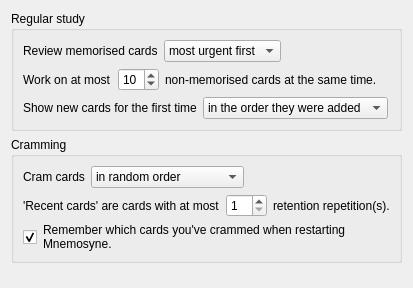
Above: mnemosyne/pyqt_ui/configuration_wdgt_study.ui from mnemosyne-proj/mnemosyne before the change. Below: the same form after it.
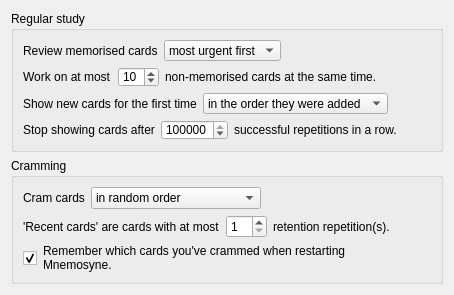
That is the form after the change.

Commit message: Support for limiting the number of retention reps since the last lapse.

```diff
--- a/mnemosyne/pyqt_ui/configuration_wdgt_study.ui
+++ b/mnemosyne/pyqt_ui/configuration_wdgt_study.ui
@@ -6,8 +6,8 @@
    <rect>
     <x>0</x>
     <y>0</y>
-    <width>384</width>
-    <height>288</height>
+    <width>454</width>
+    <height>282</height>
    </rect>
   </property>
   <property name="windowTitle">
@@ -139,6 +139,50 @@
           </item>
          </layout>
         </item>
+        <item>
+         <layout class="QHBoxLayout" name="horizontalLayout_8">
+          <item>
+           <widget class="QLabel" name="label_3">
+            <property name="text">
+             <string>Stop showing cards after</string>
+            </property>
+           </widget>
+          </item>
+          <item>
+           <widget class="QSpinBox" name="max_ret_reps_since_lapse">
+            <property name="minimum">
+             <number>2</number>
+            </property>
+            <property name="maximum">
+             <number>999999</number>
+            </property>
+            <property name="value">
+             <number>999999</number>
+            </property>
+           </widget>
+          </item>
+          <item>
+           <widget class="QLabel" name="label_4">
+            <property name="text">
+             <string>successful repetitions in a row.</string>
+            </property>
+           </widget>
+          </item>
+          <item>
+           <spacer name="horizontalSpacer_3">
+            <property name="orientation">
+             <enum>Qt::Horizontal</enum>
+            </property>
+            <property name="sizeHint" stdset="0">
+             <size>
+              <width>40</width>
+              <height>20</height>
+             </size>
+            </property>
+           </spacer>
+          </item>
+         </layout>
+        </item>
        </layout>
       </widget>
      </item>
```
The commit also changes 13 other files.
